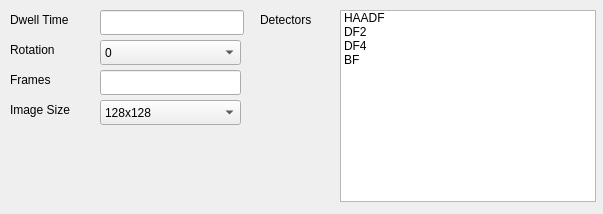
Old version of the form extensions/stemImageSettings/stemImageSettings.ui in the repository LeBeauGroup/usetem.
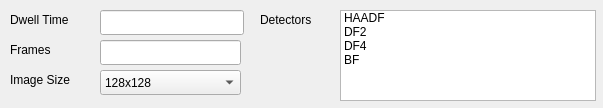
New version of the form.

```diff
--- a/extensions/stemImageSettings/stemImageSettings.ui
+++ b/extensions/stemImageSettings/stemImageSettings.ui
@@ -7,47 +7,17 @@
     <x>0</x>
     <y>0</y>
     <width>603</width>
-    <height>214</height>
+    <height>108</height>
    </rect>
   </property>
   <property name="windowTitle">
    <string>Form</string>
   </property>
-  <widget class="QComboBox" name="rotationEdit">
-   <property name="geometry">
-    <rect>
-     <x>100</x>
-     <y>40</y>
-     <width>141</width>
-     <height>25</height>
-    </rect>
-   </property>
-   <item>
-    <property name="text">
-     <string>0</string>
-    </property>
-   </item>
-   <item>
-    <property name="text">
-     <string>6</string>
-    </property>
-   </item>
-   <item>
-    <property name="text">
-     <string>45</string>
-    </property>
-   </item>
-   <item>
-    <property name="text">
-     <string>90</string>
-    </property>
-   </item>
-  </widget>
   <widget class="QLineEdit" name="numFramesEdit">
    <property name="geometry">
     <rect>
      <x>100</x>
-     <y>70</y>
+     <y>40</y>
      <width>141</width>
      <height>25</height>
     </rect>
@@ -57,7 +27,7 @@
    <property name="geometry">
     <rect>
      <x>10</x>
-     <y>70</y>
+     <y>40</y>
      <width>66</width>
      <height>19</height>
     </rect>
@@ -79,24 +49,11 @@
     <string>Dwell Time</string>
    </property>
   </widget>
-  <widget class="QLabel" name="rotationLabel">
-   <property name="geometry">
-    <rect>
-     <x>10</x>
-     <y>40</y>
-     <width>66</width>
-     <height>19</height>
-    </rect>
-   </property>
-   <property name="text">
-    <string>Rotation</string>
-   </property>
-  </widget>
   <widget class="QLabel" name="label_2">
    <property name="geometry">
     <rect>
      <x>10</x>
-     <y>100</y>
+     <y>70</y>
      <width>81</width>
      <height>19</height>
     </rect>
@@ -109,7 +66,7 @@
    <property name="geometry">
     <rect>
      <x>100</x>
-     <y>100</y>
+     <y>70</y>
      <width>141</width>
      <height>25</height>
     </rect>
@@ -174,7 +131,7 @@
      <x>340</x>
      <y>10</y>
      <width>256</width>
-     <height>192</height>
+     <height>91</height>
     </rect>
    </property>
    <property name="selectionMode">
```
